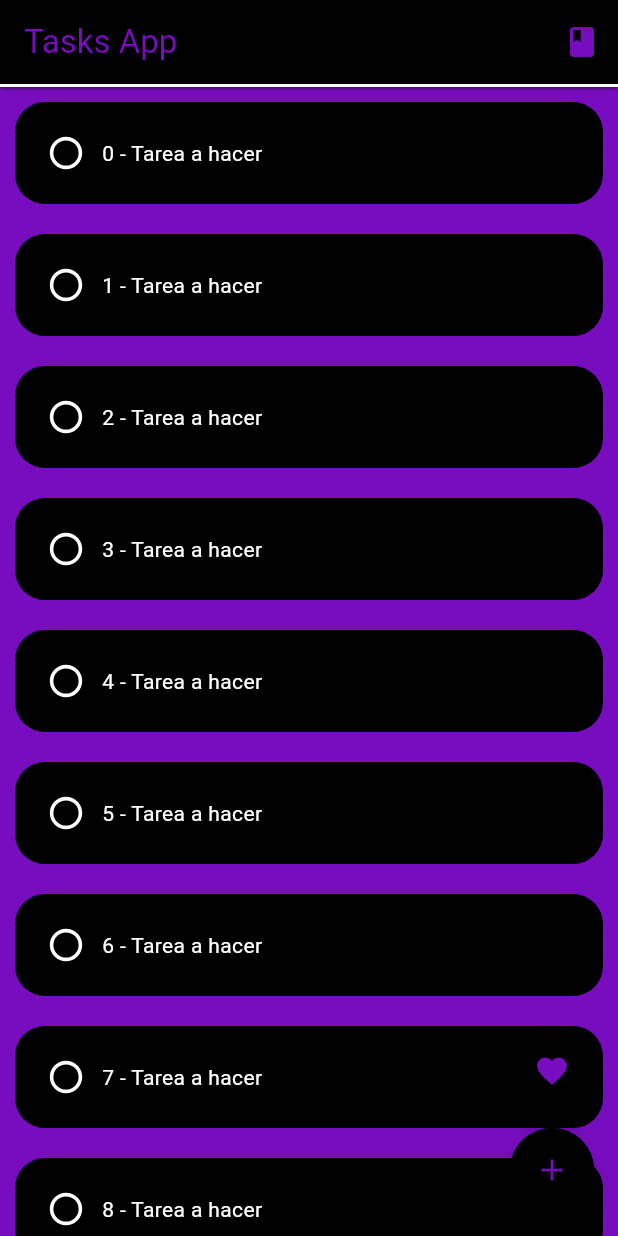
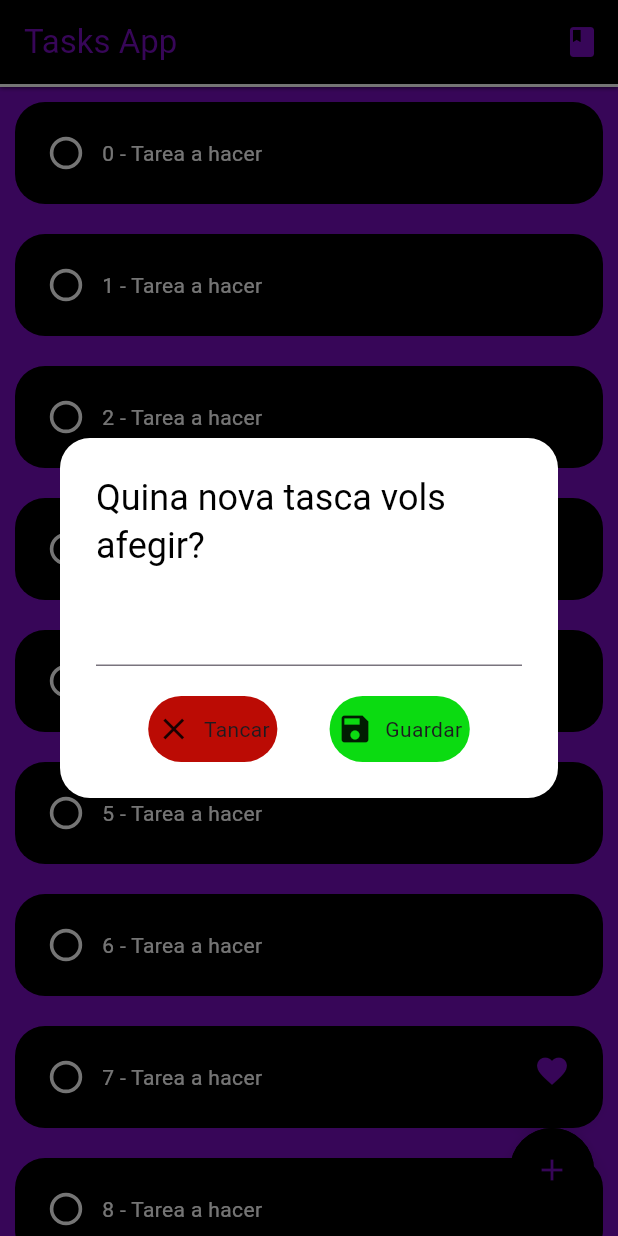
Before and after one commit to carlevo/app_tasks, a Flutter app: the screen it shows after launch, after a tap on the "add" icon, on a phone screen of 412 x 824 dp. Run offline on Flutter 3.47's test engine with Material 3 defaults, Android fonts, the light colour scheme and no system bars.

Commit message:
Boton añadir y eliminar con estilos

```diff
--- a/lib/Pages/Main_Page/SmallDevicesPage.dart
+++ b/lib/Pages/Main_Page/SmallDevicesPage.dart
@@ -1,4 +1,5 @@
 import 'package:app_tasks/colors_app.dart';
+import 'package:app_tasks/components/dialog_nova_tasca.dart';
 import 'package:app_tasks/components/item_task.dart';
 import 'package:flutter/material.dart';
 
@@ -37,7 +38,7 @@ class Smalldevicespage extends StatelessWidget {
             child: ListView.builder(
               itemCount: 30,
               itemBuilder: (context, index) {
-                return ItemTask(textValue: index.toString(),);
+                return ItemTask(textValue: index.toString());
               },
             ),
           ),
@@ -48,6 +49,7 @@ class Smalldevicespage extends StatelessWidget {
         mainAxisAlignment: MainAxisAlignment.end,
         children: [
           FloatingActionButton(
+            // Primer botón flotante
             onPressed: () {},
 
             backgroundColor: ColorsApp.primaryColor,
@@ -58,7 +60,10 @@ class Smalldevicespage extends StatelessWidget {
           ),
           SizedBox(height: 10),
           FloatingActionButton(
-            onPressed: () {},
+            //Botó afegir nova tasca
+            onPressed: () {
+              obreDialogNovaTasca(context);
+            },
 
             backgroundColor: ColorsApp.primaryColor,
             shape: CircleBorder(
@@ -70,4 +75,13 @@ class Smalldevicespage extends StatelessWidget {
       ),
     );
   }
+
+  void obreDialogNovaTasca(BuildContext context) {
+    showDialog(
+      context: context,
+      builder: (context) {
+        return DialogNovaTasca();
+      },
+    );
+  }
 }
--- a/lib/colors_app.dart
+++ b/lib/colors_app.dart
@@ -5,4 +5,5 @@ class ColorsApp {
   static Color secondaryColor = Colors.white;
   static Color accentColor = const Color.fromARGB(255, 120, 13, 192);
   static Color greenColor = const Color.fromARGB(255, 11, 219, 17);
+  static Color closeColor = const Color.fromARGB(255, 187, 11, 4);
 }
--- /dev/null
+++ b/lib/components/boto_dialog.dart
@@ -0,0 +1,33 @@
+import 'package:flutter/material.dart';
+
+class BotoDialog extends StatelessWidget {
+  final String text;
+  final Color colorBoto;
+  final Icon iconBtn;
+  final Function()? accioBoto;
+
+  const BotoDialog({
+    super.key,
+    required this.text,
+    required this.colorBoto,
+    required this.iconBtn,
+    this.accioBoto,
+  });
+
+  @override
+  Widget build(BuildContext context) {
+    return GestureDetector(
+      onTap: accioBoto,
+      child: Container(
+        padding: EdgeInsets.symmetric(vertical: 10, horizontal: 5),
+        decoration: BoxDecoration(
+          color: colorBoto,
+          borderRadius: BorderRadius.circular(28),
+        ),
+        child: Row(
+          children: [Icon(iconBtn.icon), SizedBox(width: 8), Text(text)],
+        ),
+      ),
+    );
+  }
+}
--- /dev/null
+++ b/lib/components/dialog_nova_tasca.dart
@@ -0,0 +1,54 @@
+import 'package:app_tasks/colors_app.dart';
+import 'package:app_tasks/components/boto_dialog.dart';
+import 'package:flutter/material.dart';
+
+class DialogNovaTasca extends StatelessWidget {
+  const DialogNovaTasca({super.key});
+
+  @override
+  Widget build(BuildContext context) {
+    return AlertDialog(
+      backgroundColor: ColorsApp.secondaryColor,
+      shape: RoundedRectangleBorder(borderRadius: BorderRadius.circular(20)),
+
+      title: Text(
+        "Quina nova tasca vols afegir?",
+        style: TextStyle(color: ColorsApp.primaryColor),
+      ),
+      content: Container(
+        child: Column(
+          mainAxisSize: MainAxisSize.min,
+          children: [
+            TextField(),
+            SizedBox(height: 20),
+            Row(
+              mainAxisAlignment: MainAxisAlignment.spaceEvenly,
+              children: [
+                BotoDialog(
+                  text: "Tancar",
+                  colorBoto: ColorsApp.closeColor,
+                  iconBtn: Icon(Icons.close),
+                  accioBoto: () => tancarTasca(context),
+                ),
+                BotoDialog(
+                  text: "Guardar",
+                  colorBoto: ColorsApp.greenColor,
+                  iconBtn: Icon(Icons.save),
+                  accioBoto: () => guardarTasca(context),
+                ),
+              ],
+            ),
+          ],
+        ),
+      ),
+    );
+  }
+
+  void guardarTasca(BuildContext context) {
+    Navigator.of(context).pop();
+  }
+
+  void tancarTasca(BuildContext context) {
+    Navigator.of(context).pop();
+  }
+}
```
Also changed, not shown: 1 other file.
